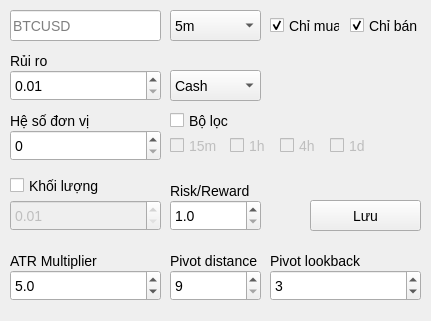
Qt form ui/EditWindow.ui (nguyenvantat1182002/rsi-signal-bot) before a commit.
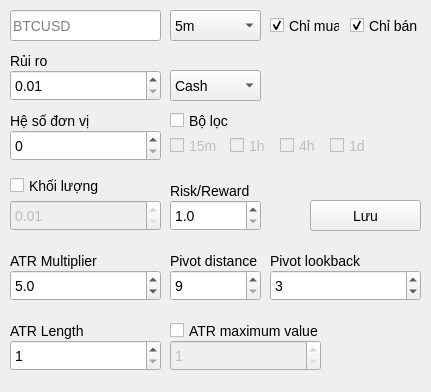
The same form after that commit.

```diff
--- a/ui/EditWindow.ui
+++ b/ui/EditWindow.ui
@@ -7,7 +7,7 @@
     <x>0</x>
     <y>0</y>
     <width>431</width>
-    <height>321</height>
+    <height>392</height>
    </rect>
   </property>
   <property name="windowTitle">
@@ -475,6 +475,70 @@
      <number>3</number>
     </property>
    </widget>
+   <widget class="QSpinBox" name="spinBox_6">
+    <property name="geometry">
+     <rect>
+      <x>10</x>
+      <y>340</y>
+      <width>151</width>
+      <height>31</height>
+     </rect>
+    </property>
+    <property name="minimum">
+     <number>1</number>
+    </property>
+    <property name="maximum">
+     <number>999999</number>
+    </property>
+   </widget>
+   <widget class="QLabel" name="label_8">
+    <property name="geometry">
+     <rect>
+      <x>10</x>
+      <y>320</y>
+      <width>91</width>
+      <height>21</height>
+     </rect>
+    </property>
+    <property name="text">
+     <string>ATR Length</string>
+    </property>
+   </widget>
+   <widget class="QSpinBox" name="spinBox_7">
+    <property name="enabled">
+     <bool>false</bool>
+    </property>
+    <property name="geometry">
+     <rect>
+      <x>170</x>
+      <y>340</y>
+      <width>151</width>
+      <height>31</height>
+     </rect>
+    </property>
+    <property name="minimum">
+     <number>1</number>
+    </property>
+    <property name="maximum">
+     <number>999999</number>
+    </property>
+   </widget>
+   <widget class="QCheckBox" name="checkBox_9">
+    <property name="geometry">
+     <rect>
+      <x>170</x>
+      <y>320</y>
+      <width>151</width>
+      <height>21</height>
+     </rect>
+    </property>
+    <property name="cursor">
+     <cursorShape>PointingHandCursor</cursorShape>
+    </property>
+    <property name="text">
+     <string>ATR maximum value</string>
+    </property>
+   </widget>
   </widget>
  </widget>
  <resources/>
```
